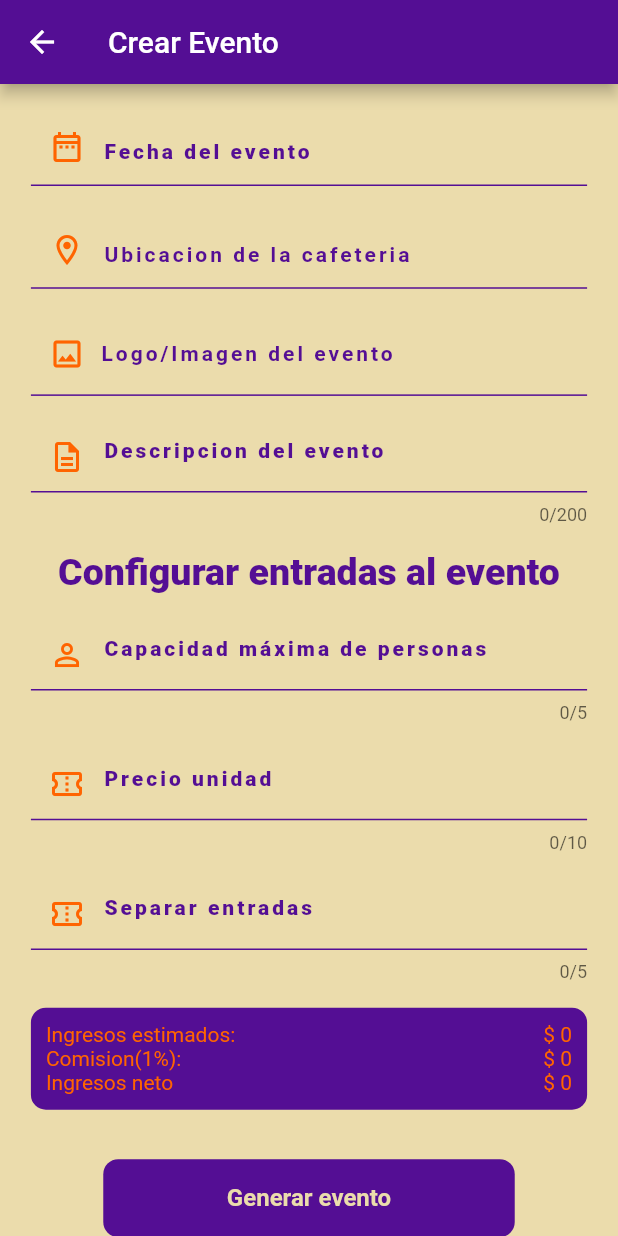
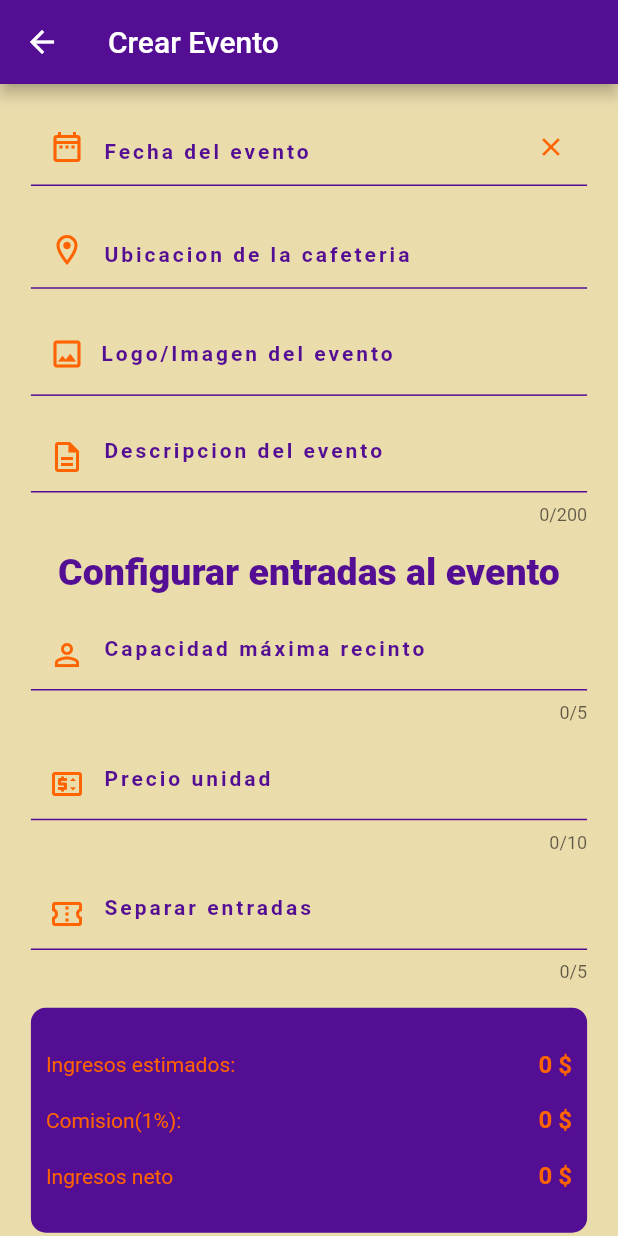
Before and after one commit to CoffeemondoApp/Flutter.MobileApp, a Flutter app: the CrearEvento screen opened directly with empty values, scrolled down 165 dp, on a phone screen of 412 x 824 dp. Run offline on Flutter 3.47's test engine with Material 2 defaults, Android fonts, the phone set to English and light mode, and no system bars; our stand-ins replace awesome_snackbar_content, cloud_firestore, cloud_functions, currency_text_input_formatter, dropdown_textfield, email_validator and 15 more; missing offline and left inert: date_range_form_field, easy_autocomplete, flutter_google_places, flutter_inappwebview, flutter_launcher_icons, google_api_headers and 2 more; accounts and stored records are empty.

Commit message:
form crear evento fixed bugs

```diff
--- a/lib/pantallas/user_logeado/paginas/eventos/crear_evento.dart
+++ b/lib/pantallas/user_logeado/paginas/eventos/crear_evento.dart
@@ -10,6 +10,8 @@
 import 'package:firebase_storage/firebase_storage.dart';
 import 'package:flutter/material.dart';
 import 'package:image_picker/image_picker.dart';
+import 'package:mask_text_input_formatter/mask_text_input_formatter.dart';
+import 'package:currency_text_input_formatter/currency_text_input_formatter.dart';
 
 import '../../Direccion.dart';
 import '../cafeterias/Cafeterias.dart';
@@ -271,13 +273,58 @@
     // print(imagenEventoCC.text);
   }
 
+  //maskFormatter para pesos chilenos en el campo de precio unidad
+
   InputDecoration buildInputDecoration(String hintText, IconData icon) {
     return InputDecoration(
       prefixIcon: Icon(icon, color: naranja, size: 24),
+      suffixIcon: hintText == 'Fecha del evento'
+          ? IconButton(
+              onPressed: () {
+                setState(() {
+                  fechaEventoCE.text = '';
+                  fechas_guardarEvento = '';
+                  cantidadDias = 0;
+                });
+              },
+              icon: Icon(Icons.clear, color: naranja, size: 20),
+            )
+          : null,
+      suffix: hintText == 'Precio unidad'
+          ? Text(
+              'Pesos chilenos',
+              style: TextStyle(
+                color: morado,
+                fontWeight: FontWeight.w600,
+                letterSpacing: 2,
+                fontSize: 14,
+              ),
+            )
+          : hintText == 'Capacidad máxima recinto'
+              ? Text(
+                  'Personas',
+                  style: TextStyle(
+                    color: morado,
+                    fontWeight: FontWeight.w600,
+                    letterSpacing: 2,
+                    fontSize: 14,
+                  ),
+                )
+              : hintText == 'Separar entradas'
+                  ? Text(
+                      'Entradas',
+                      style: TextStyle(
+                        color: morado,
+                        fontWeight: FontWeight.w600,
+                        letterSpacing: 2,
+                        fontSize: 14,
+                      ),
+                    )
+                  : null,
       hintText: hintText,
       hintStyle: TextStyle(
         color: morado,
-        fontWeight: FontWeight.w900,
+        fontWeight: FontWeight.w600,
         letterSpacing: 2,
         fontSize: 14,
       ),
@@ -303,7 +350,7 @@
           color: morado,
           fontSize: 14.0,
           height: 2.0,
-          fontWeight: FontWeight.w900,
+          fontWeight: FontWeight.w600,
         ),
         decoration: buildInputDecoration(
             'Nombre del evento', Icons.event_note_outlined)));
@@ -325,7 +372,7 @@
           fontWeight: FontWeight.w900,
         ),
         decoration: buildInputDecoration(
-            'Nombre del lugar', Icons.coffee_maker_outlined)));
+            'Nombre del lugar', Icons.location_city_outlined)));
   }
 
   //Crear widget date range picker dialog para seleccionar fecha y hora de inicio y fin de evento
@@ -485,7 +532,7 @@
           color: morado,
           fontSize: 14.0,
           height: 2.0,
-          fontWeight: FontWeight.w900,
+          fontWeight: FontWeight.w600,
         ),
         decoration: buildInputDecoration(
             'Fecha del evento', Icons.date_range_outlined)));
@@ -523,7 +570,7 @@
           color: morado,
           fontSize: 14.0,
           height: 2.0,
-          fontWeight: FontWeight.w900,
+          fontWeight: FontWeight.w600,
         ),
         decoration: InputDecoration(
             focusedBorder: UnderlineInputBorder(
@@ -539,7 +586,7 @@
                 (esLugar) ? 'Ubicacion del lugar' : 'Ubicacion de la cafeteria',
             hintStyle: TextStyle(
               fontSize: 14.0,
-              fontWeight: FontWeight.bold,
+              fontWeight: FontWeight.w600,
               color: morado,
             ))));
   }
@@ -672,14 +719,14 @@
         inputTextStyle: TextStyle(
             color: morado,
             letterSpacing: 2,
-            fontWeight: FontWeight.bold,
+            fontWeight: FontWeight.w600,
             fontSize: 14),
         suggestionBackgroundColor: Color.fromARGB(255, 255, 79, 52),
         suggestionTextStyle: TextStyle(
             color: Color.fromARGB(255, 0x52, 0x01, 0x9b),
             fontSize: 14,
             letterSpacing: 2,
-            fontWeight: FontWeight.bold),
+            fontWeight: FontWeight.w600),
         suggestions: cafeterias_nombre,
         onChanged: (value) => {print('onChanged value: $value'), sugerencias()},
         onSubmitted: (value) => {
@@ -711,13 +758,16 @@
             color: morado,
             letterSpacing: 2,
             fontSize: 14,
-            fontWeight: FontWeight.bold),
+            fontWeight: FontWeight.w600),
         controller: controller,
         maxLines: null,
         maxLength: 200,
         decoration: buildInputDecoration(
             'Descripcion del evento', Icons.description_outlined));
   }
+
+  final numberFormat = NumberFormat.currency(
+      locale: 'es_MX', symbol: "\$", name: "Pesos", decimalDigits: 0);
 
 //Custom input para la configuracion de entradas al evento
   Widget customTextFormField(TextEditingController controller, String hintText,
@@ -734,14 +784,15 @@
         fontSize: 14,
         fontWeight: FontWeight.bold,
       ),
+      inputFormatters: [FilteringTextInputFormatter.digitsOnly],
       controller: controller,
       maxLength: maxLength,
-      inputFormatters: [
-        FilteringTextInputFormatter.allow(RegExp(r'[0-9]')),
-      ],
       decoration: buildInputDecoration(hintText, icon),
     );
   }
+
+  NumberFormat formatCurrency = NumberFormat.simpleCurrency(
+      locale: 'es_CL', name: 'CLP', decimalDigits: 0);
 
   @override
   Widget build(BuildContext context) {
@@ -851,17 +902,14 @@
                 Container(
                   margin: edgeInsets,
                   child: // Capacidad personas
-                      customTextFormField(
-                          capacidadMaximaPersonas,
-                          'Capacidad máxima de personas',
-                          Icons.person_outline,
-                          5),
+                      customTextFormField(capacidadMaximaPersonas,
+                          'Capacidad máxima recinto', Icons.person_outline, 5),
                 ),
                 Container(
                   margin: edgeInsets,
                   child: //Precio unitario tickets
                       customTextFormField(precioUnidad, 'Precio unidad',
-                          Icons.confirmation_number_outlined, 10),
+                          Icons.price_change_outlined, 10),
                 ),
                 Container(
                   margin: edgeInsets,
@@ -870,41 +918,55 @@
                           Icons.confirmation_number_outlined, 5),
                 ),
                 Container(
+                  height: 150,
                   padding: EdgeInsets.symmetric(vertical: 10, horizontal: 10),
                   decoration: BoxDecoration(
                     color: morado,
                     borderRadius: BorderRadius.circular(10),
                   ),
                   margin: edgeInsets,
-                  child: Column(children: [
+                  child: Column(
+                      mainAxisAlignment: MainAxisAlignment.spaceEvenly,
+                      children: [
                         Row(
                           children: [
                             Text('Ingresos estimados:',
                                 style: TextStyle(color: naranja)),
                             Expanded(child: Container()),
                             Text(
-                          '\$ $ingresosEstimados',
-                          style: TextStyle(color: naranja),
+                              '${formatCurrency.format(ingresosEstimados)}',
+                              style: TextStyle(
+                                  color: naranja,
+                                  fontSize: 16,
+                                  fontWeight: FontWeight.bold),
                             )
                           ],
                         ),
                         Row(
                           children: [
-                        Text('Comision(1%):', style: TextStyle(color: naranja)),
+                            Text('Comision(1%):',
+                                style: TextStyle(color: naranja)),
                             Expanded(child: Container()),
                             Text(
-                          '\$ $comision',
-                          style: TextStyle(color: naranja),
+                              '${formatCurrency.format(comision)}',
+                              style: TextStyle(
+                                  color: naranja,
+                                  fontSize: 16,
+                                  fontWeight: FontWeight.bold),
                             )
                           ],
                         ),
                         Row(
                           children: [
-                        Text('Ingresos neto', style: TextStyle(color: naranja)),
+                            Text('Ingresos neto',
+                                style: TextStyle(color: naranja)),
                             Expanded(child: Container()),
                             Text(
-                          '\$ $ingresosNeto',
-                          style: TextStyle(color: naranja),
+                              '${formatCurrency.format(ingresosNeto)}',
+                              style: TextStyle(
+                                  color: naranja,
+                                  fontSize: 16,
+                                  fontWeight: FontWeight.bold),
                             )
                           ],
                         ),
--- a/pubspec.yaml
+++ b/pubspec.yaml
@@ -71,6 +71,7 @@
   pay: ^1.1.1
   http: ^0.13.6
   cloud_functions: ^4.3.0
+  currency_text_input_formatter: ^2.1.8
 
 flutter_native_splash:
   color: "#E64921"
```
Also changed, not shown: pubspec.lock. Lines whose indentation alone changed are shown as unchanged.
